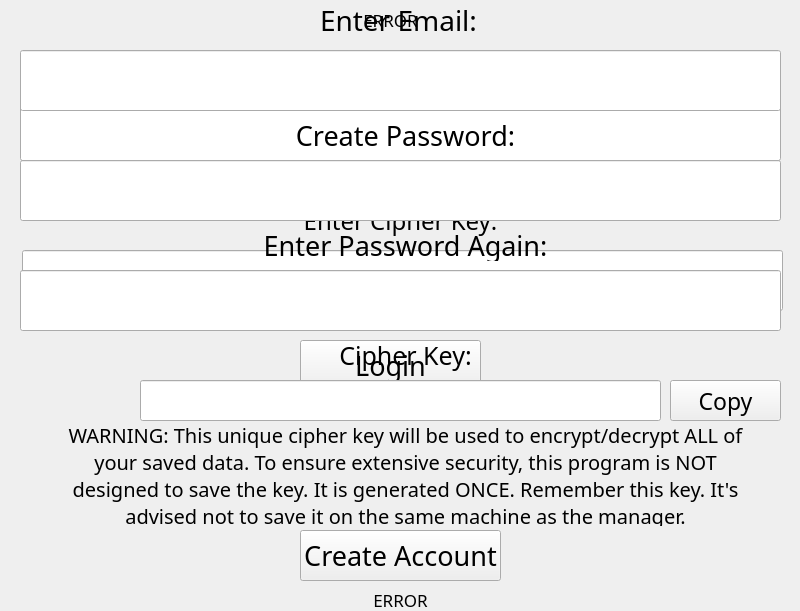
First picture: the form in mainwindow.ui, repository TheTallProgrammer/Password-Manager, before the edit.
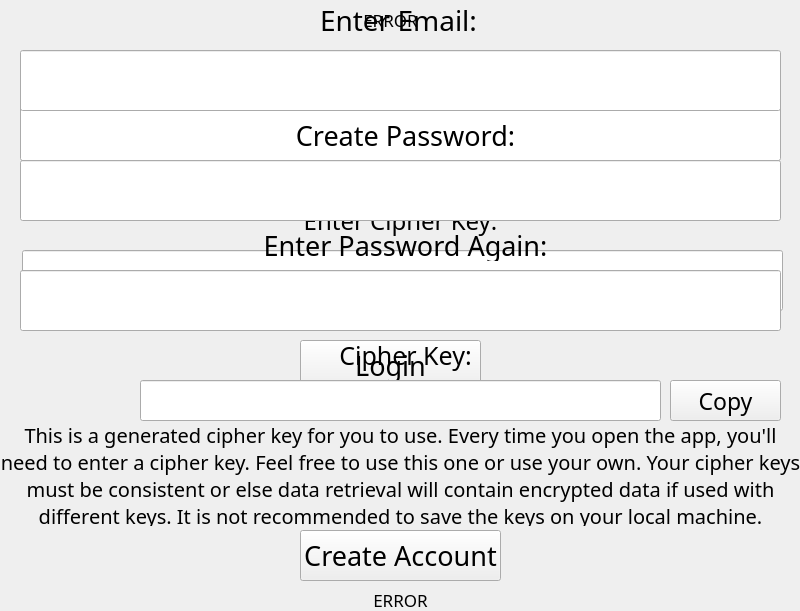
Second picture: the form after the edit.

Commit message: password retrieval works

The edit to the form file:
```diff
--- a/mainwindow.ui
+++ b/mainwindow.ui
@@ -354,9 +354,9 @@
     <widget class="QLabel" name="label_12">
      <property name="geometry">
       <rect>
-       <x>150</x>
+       <x>90</x>
        <y>425</y>
-       <width>691</width>
+       <width>801</width>
        <height>101</height>
       </rect>
      </property>
@@ -367,7 +367,7 @@
       </font>
      </property>
      <property name="text">
-      <string>WARNING: This unique cipher key will be used to encrypt/decrypt ALL of your saved data. To ensure extensive security, this program is NOT designed to save the key. It is generated ONCE. Remember this key. It's advised not to save it on the same machine as the manager.</string>
+      <string>This is a generated cipher key for you to use. Every time you open the app, you'll need to enter a cipher key. Feel free to use this one or use your own. Your cipher keys must be consistent or else data retrieval will contain encrypted data if used with different keys. It is not recommended to save the keys on your local machine.</string>
      </property>
      <property name="alignment">
       <set>Qt::AlignmentFlag::AlignCenter</set>
```
The commit also changes 32 other files.
